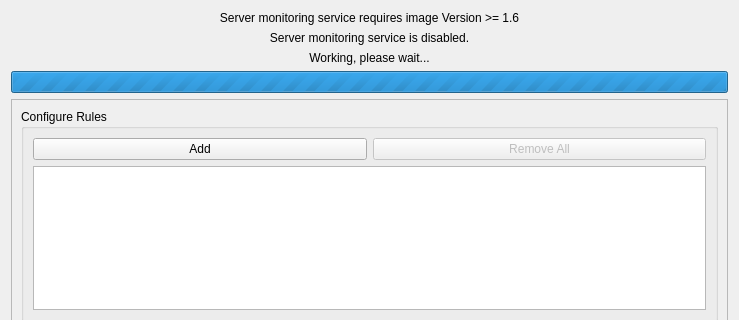
Tinkerforge/brickv, file src/brickv/plugin_system/plugins/red/ui/red_tab_settings_server_monitoring.ui: the form before one commit; both pictures show x 0 to 739 and y 0 to 320 of the 739 by 616 pixel window.
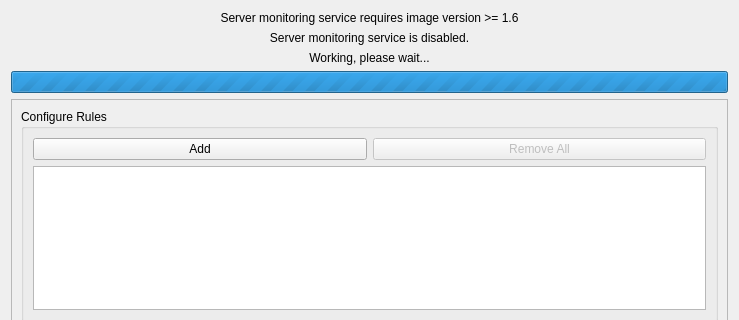
The form after the commit.

Commit message: red-brick: Add openHAB checkbox to the services tab abd add empty openHAB tab

Patch:
```diff
--- a/src/brickv/plugin_system/plugins/red/ui/red_tab_settings_server_monitoring.ui
+++ b/src/brickv/plugin_system/plugins/red/ui/red_tab_settings_server_monitoring.ui
@@ -215,7 +215,7 @@
    <item row="0" column="0">
     <widget class="QLabel" name="label_sm_unsupported">
      <property name="text">
-      <string>Server monitoring service requires image Version &gt;= 1.6</string>
+      <string>Server monitoring service requires image version &gt;= 1.6</string>
      </property>
      <property name="alignment">
       <set>Qt::AlignCenter</set>
```
Left out of the diff: 4 changed lines with no effect on the pictures. The commit also changes 9 other files.
